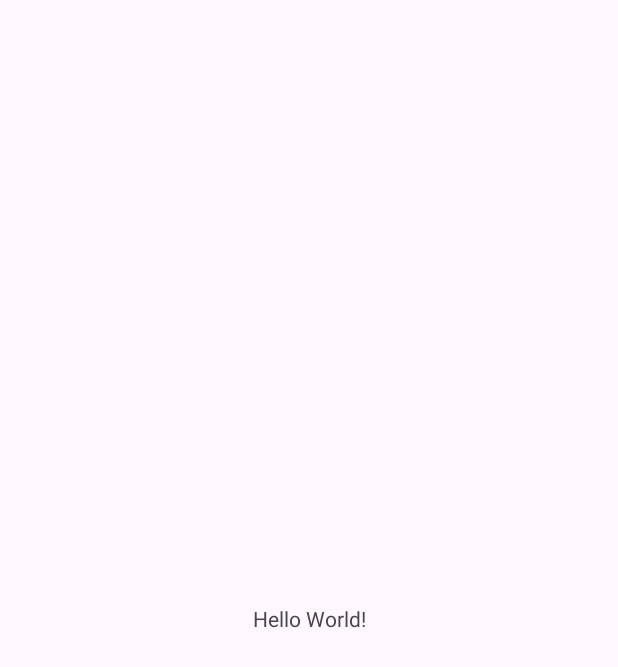
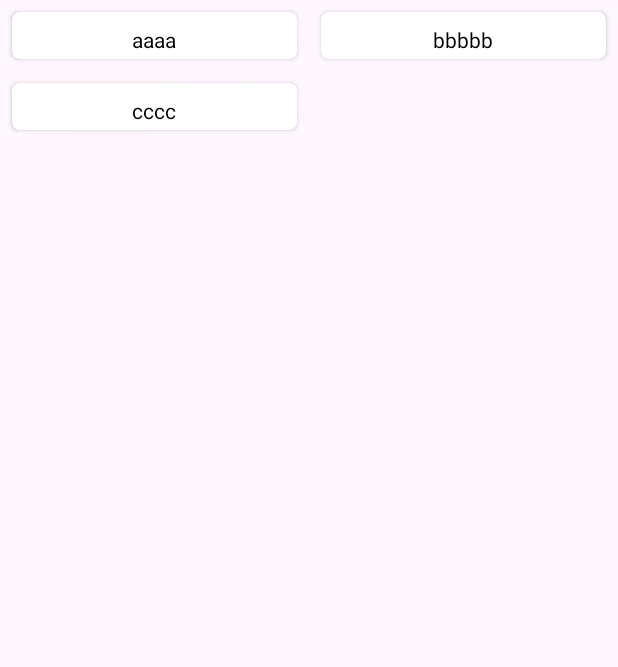
Before and after one commit to ArtsiomKosmin/ArtApp, an Android app: the screen it shows after launch (MainActivity), on a phone screen of 412 x 824 dp. Before the commit the part shown is almost empty. Shown: the top 667 px of the screen. Run offline under Robolectric (Android 15) with nearby library versions, the phone set to English and light mode, and no system bars.

Commit message:
add recycler-view

```diff
--- /dev/null
+++ b/domain/src/main/java/com/example/domain/entity/ArtEntity.kt
@@ -0,0 +1,3 @@
+package com.example.domain.entity
+
+data class ArtEntity(val id: Int, val title: String)
--- a/presentation/build.gradle.kts
+++ b/presentation/build.gradle.kts
@@ -33,14 +33,21 @@ android {
     kotlinOptions {
         jvmTarget = "1.8"
     }
+    buildFeatures {
+        viewBinding = true
+    }
 }
 
 dependencies {
+
+    implementation(project(":data"))
+    implementation(project(":domain"))
 
     implementation("androidx.core:core-ktx:1.12.0")
     implementation("androidx.appcompat:appcompat:1.6.1")
     implementation("com.google.android.material:material:1.11.0")
     implementation("androidx.constraintlayout:constraintlayout:2.1.4")
+    implementation("androidx.databinding:databinding-runtime:8.2.2")
     testImplementation("junit:junit:4.13.2")
     androidTestImplementation("androidx.test.ext:junit:1.1.5")
     androidTestImplementation("androidx.test.espresso:espresso-core:3.5.1")
--- a/presentation/src/main/java/com/example/artapp/MainActivity.kt
+++ b/presentation/src/main/java/com/example/artapp/MainActivity.kt
@@ -2,10 +2,15 @@ package com.example.artapp
 
 import androidx.appcompat.app.AppCompatActivity
 import android.os.Bundle
+import com.example.artapp.databinding.ActivityMainBinding
 
 class MainActivity : AppCompatActivity() {
+    private lateinit var binding: ActivityMainBinding
     override fun onCreate(savedInstanceState: Bundle?) {
         super.onCreate(savedInstanceState)
-        setContentView(R.layout.activity_main)
+        binding = ActivityMainBinding.inflate(layoutInflater)
+        setContentView(binding.root)
     }
+
+
 }
--- /dev/null
+++ b/presentation/src/main/java/com/example/artapp/home/ArtAdapter.kt
@@ -0,0 +1,30 @@
+package com.example.artapp.home
+
+import android.view.LayoutInflater
+import android.view.View
+import android.view.ViewGroup
+import androidx.recyclerview.widget.RecyclerView
+import com.example.artapp.R
+import com.example.artapp.databinding.ArtItemBinding
+import com.example.domain.entity.ArtEntity
+
+class ArtAdapter(private val arts: ArrayList<ArtEntity>) : RecyclerView.Adapter<ArtAdapter.ArtHolder>() {
+    class ArtHolder(item: View) : RecyclerView.ViewHolder(item) {
+        val binding = ArtItemBinding.bind(item)
+        fun bind(art: ArtEntity) = with(binding) {
+            titleTv.text = art.title
+            // image view
+        }
+    }
+
+    override fun onCreateViewHolder(parent: ViewGroup, viewType: Int): ArtHolder {
+        val view = LayoutInflater.from(parent.context).inflate(R.layout.art_item, parent, false)
+        return ArtHolder(view)
+    }
+
+    override fun getItemCount(): Int = arts.size
+
+    override fun onBindViewHolder(holder: ArtHolder, position: Int) {
+        holder.bind(arts[position])
+    }
+}
--- /dev/null
+++ b/presentation/src/main/java/com/example/artapp/home/HomeFragment.kt
@@ -0,0 +1,63 @@
+package com.example.artapp.home
+
+import android.os.Bundle
+import androidx.fragment.app.Fragment
+import android.view.LayoutInflater
+import android.view.View
+import android.view.ViewGroup
+import androidx.databinding.DataBindingUtil
+import androidx.recyclerview.widget.GridLayoutManager
+import com.example.artapp.R
+import com.example.artapp.databinding.FragmentHomeBinding
+import com.example.domain.entity.ArtEntity
+
+private const val ARG_PARAM1 = "param1"
+private const val ARG_PARAM2 = "param2"
+
+class HomeFragment : Fragment() {
+//    private var param1: String? = null
+//    private var param2: String? = null
+    private lateinit var binding: FragmentHomeBinding
+
+    //check
+    private val artList = arrayListOf<ArtEntity>(ArtEntity(0, "aaaa"), ArtEntity(1, "bbbbb"), ArtEntity(2, "cccc"))
+
+    override fun onCreate(savedInstanceState: Bundle?) {
+        super.onCreate(savedInstanceState)
+//        arguments?.let {
+//            param1 = it.getString(ARG_PARAM1)
+//            param2 = it.getString(ARG_PARAM2)
+//        }
+    }
+
+    override fun onCreateView(
+        inflater: LayoutInflater, container: ViewGroup?,
+        savedInstanceState: Bundle?
+    ): View? {
+        binding = FragmentHomeBinding.inflate(inflater)
+        return binding.root
+    }
+
+    override fun onViewCreated(view: View, savedInstanceState: Bundle?) {
+        super.onViewCreated(view, savedInstanceState)
+        init()
+    }
+
+    private fun init() {
+        binding.apply {
+            rcView.layoutManager = GridLayoutManager(context, 2)
+            rcView.adapter = ArtAdapter(artList)
+        }
+    }
+
+    companion object {
+        @JvmStatic
+        fun newInstance(param1: String, param2: String) =
+            HomeFragment().apply {
+                arguments = Bundle().apply {
+                    putString(ARG_PARAM1, param1)
+                    putString(ARG_PARAM2, param2)
+                }
+            }
+    }
+}
--- a/presentation/src/main/res/layout/activity_main.xml
+++ b/presentation/src/main/res/layout/activity_main.xml
@@ -6,13 +6,13 @@
     android:layout_height="match_parent"
     tools:context=".MainActivity">
 
-    <TextView
-        android:layout_width="wrap_content"
-        android:layout_height="wrap_content"
-        android:text="Hello World!"
+    <androidx.fragment.app.FragmentContainerView
+        android:id="@+id/fragmentContainerView"
+        android:name="com.example.artapp.home.HomeFragment"
+        android:layout_width="0dp"
+        android:layout_height="0dp"
         app:layout_constraintBottom_toBottomOf="parent"
         app:layout_constraintEnd_toEndOf="parent"
         app:layout_constraintStart_toStartOf="parent"
         app:layout_constraintTop_toTopOf="parent" />
-
 </androidx.constraintlayout.widget.ConstraintLayout>
--- /dev/null
+++ b/presentation/src/main/res/layout/art_item.xml
@@ -0,0 +1,43 @@
+<?xml version="1.0" encoding="utf-8"?>
+<androidx.constraintlayout.widget.ConstraintLayout xmlns:android="http://schemas.android.com/apk/res/android"
+    xmlns:app="http://schemas.android.com/apk/res-auto"
+    xmlns:tools="http://schemas.android.com/tools"
+    android:layout_width="match_parent"
+    android:layout_height="wrap_content">
+
+    <androidx.cardview.widget.CardView
+        android:layout_width="0dp"
+        android:layout_height="wrap_content"
+        android:layout_marginStart="8dp"
+        android:layout_marginTop="8dp"
+        android:layout_marginEnd="8dp"
+        android:layout_marginBottom="8dp"
+        app:cardCornerRadius="5dp"
+        app:layout_constraintBottom_toBottomOf="parent"
+        app:layout_constraintEnd_toEndOf="parent"
+        app:layout_constraintStart_toStartOf="parent"
+        app:layout_constraintTop_toTopOf="parent">
+
+        <LinearLayout
+            android:layout_width="match_parent"
+            android:layout_height="match_parent"
+            android:layout_margin="3dp"
+            android:orientation="vertical">
+
+            <ImageView
+                android:id="@+id/art_im"
+                android:layout_width="match_parent"
+                android:layout_height="wrap_content"
+                tools:srcCompat="@drawable/ic_launcher_background" />
+
+            <TextView
+                android:id="@+id/title_tv"
+                android:layout_width="match_parent"
+                android:layout_height="wrap_content"
+                android:layout_marginTop="5dp"
+                android:gravity="center"
+                android:textColor="#000000" />
+
+        </LinearLayout>
+    </androidx.cardview.widget.CardView>
+</androidx.constraintlayout.widget.ConstraintLayout>
--- /dev/null
+++ b/presentation/src/main/res/layout/fragment_home.xml
@@ -0,0 +1,12 @@
+<?xml version="1.0" encoding="utf-8"?>
+<FrameLayout xmlns:android="http://schemas.android.com/apk/res/android"
+    xmlns:tools="http://schemas.android.com/tools"
+    android:layout_width="match_parent"
+    android:layout_height="match_parent"
+    tools:context=".home.HomeFragment">
+
+    <androidx.recyclerview.widget.RecyclerView
+        android:id="@+id/rcView"
+        android:layout_width="match_parent"
+        android:layout_height="match_parent" />
+</FrameLayout>
--- a/presentation/src/main/res/values/strings.xml
+++ b/presentation/src/main/res/values/strings.xml
@@ -1,3 +1,5 @@
 <resources>
     <string name="app_name">ArtApp</string>
+    <!-- TODO: Remove or change this placeholder text -->
+    <string name="hello_blank_fragment">Hello blank fragment</string>
 </resources>
```
Also changed, not shown: 1 other file.
